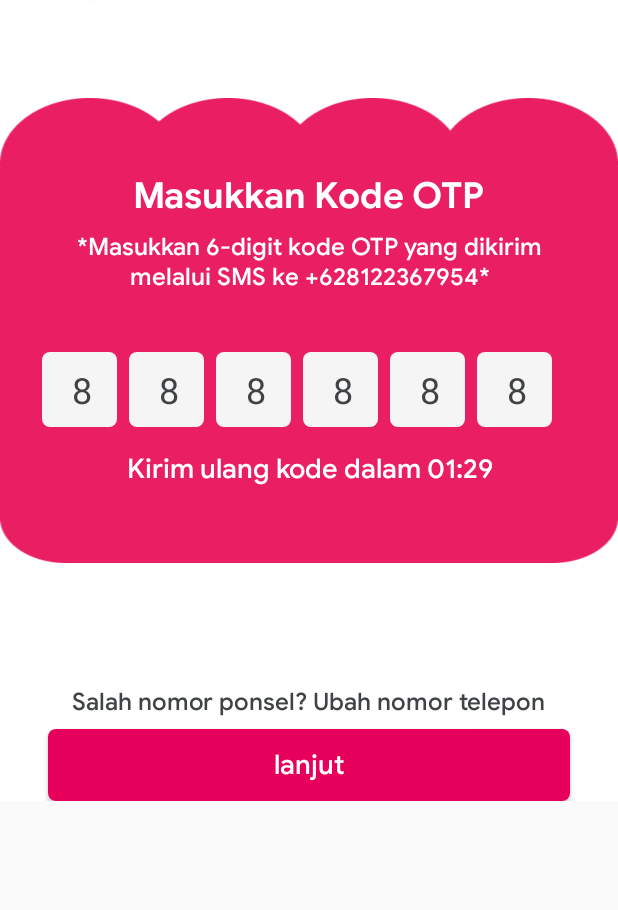
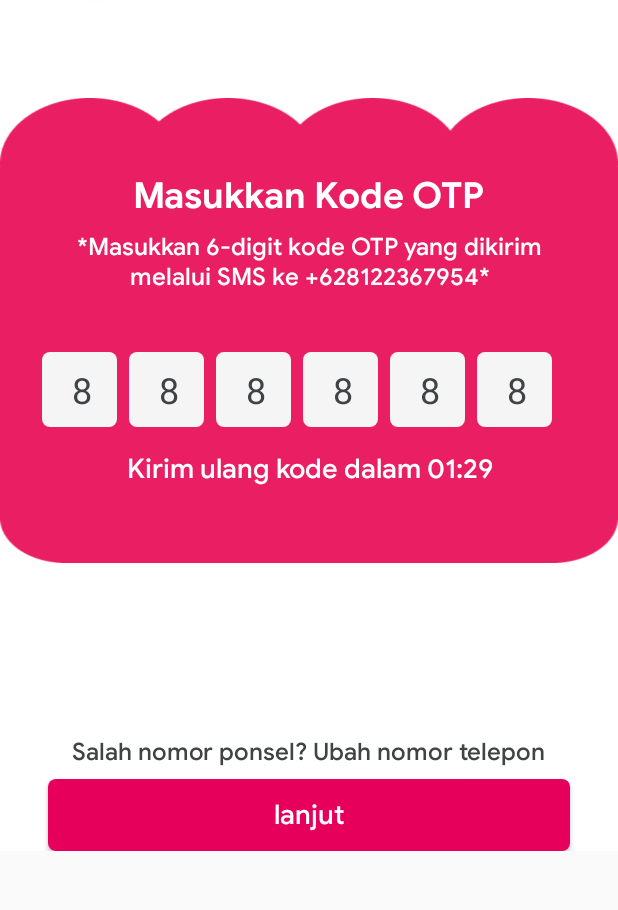
Before and after one commit to arsikecipta/AppsHalodoc, an Android app: the Login_OTP screen opened directly, with no data from a screen before it, on a phone screen of 412 x 824 dp, the part 184-1094 px from its top. Run offline under Robolectric (Android 15) with nearby library versions, the phone set to English and light mode, and no system bars.

Commit message:
Update sync function login screen to function register screen

```diff
--- a/app/src/main/java/com/example/halodoc/BerandaFragment.java
+++ b/app/src/main/java/com/example/halodoc/BerandaFragment.java
@@ -63,7 +63,7 @@ public class BerandaFragment extends Fragment {
         masuk_daftar.setOnClickListener(new View.OnClickListener() {
             @Override
             public void onClick(View view) {
-                Intent intent= new Intent(BerandaFragment.this.getActivity(), LengkapiProfil.class);
+                Intent intent= new Intent(BerandaFragment.this.getActivity(), Login.class);
                 startActivity(intent);
             }
         });
--- a/app/src/main/java/com/example/halodoc/Login_OTP.java
+++ b/app/src/main/java/com/example/halodoc/Login_OTP.java
@@ -2,13 +2,27 @@ package com.example.halodoc;
 
 import androidx.appcompat.app.AppCompatActivity;
 
+import android.content.Intent;
 import android.os.Bundle;
+import android.view.View;
+import android.widget.Button;
 
 public class Login_OTP extends AppCompatActivity {
+
+    Button generate_btn;
 
     @Override
     protected void onCreate(Bundle savedInstanceState) {
         super.onCreate(savedInstanceState);
         setContentView(R.layout.activity_login_otp);
+
+        generate_btn= (Button) findViewById(R.id.generate_btn);
+        generate_btn.setOnClickListener(new View.OnClickListener() {
+            @Override
+            public void onClick(View view) {
+                Intent intent= new Intent(Login_OTP.this, LengkapiProfil.class);
+                startActivity(intent);
+            }
+        });
     }
 }
--- a/app/src/main/res/layout/activity_login.xml
+++ b/app/src/main/res/layout/activity_login.xml
@@ -193,7 +193,7 @@
                 android:layout_height="wrap_content"
                 android:layout_gravity="center_horizontal"
                 android:layout_marginStart="32dp"
-                android:layout_marginTop="40dp"
+                android:layout_marginTop="80dp"
                 android:layout_marginEnd="32dp"
                 android:fontFamily="@font/googlesansmedium"
                 android:text="Dengan mendaftar, \n saya akan menerima syarat dan ketentuan pengguna yang berlaku di halodoc"
--- a/app/src/main/res/layout/activity_login_otp.xml
+++ b/app/src/main/res/layout/activity_login_otp.xml
@@ -288,7 +288,7 @@
                 android:layout_height="wrap_content"
                 android:layout_gravity="center_horizontal"
                 android:layout_marginStart="32dp"
-                android:layout_marginTop="82dp"
+                android:layout_marginTop="115dp"
                 android:layout_marginEnd="32dp"
                 android:fontFamily="@font/googlesansmedium"
                 android:text="Salah nomor ponsel? Ubah nomor telepon"
```
